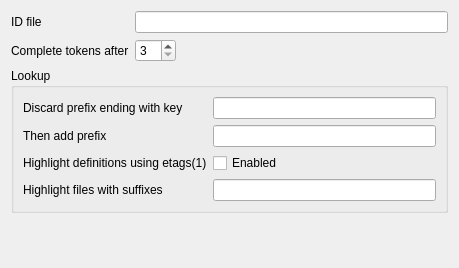
Above: kate/plugins/pate/src/plugins/gid/config.ui from KDE/kate before the change. Below: the same form after it.
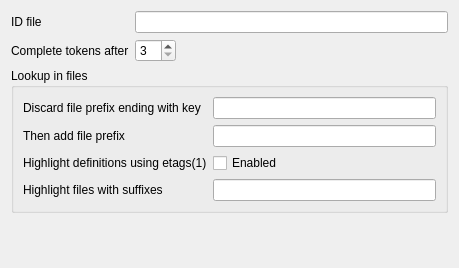
That is the form after the change. Custom widgets are drawn as their Qt base class.

Diff of the .ui file:
```diff
--- a/kate/plugins/pate/src/plugins/gid/config.ui
+++ b/kate/plugins/pate/src/plugins/gid/config.ui
@@ -63,13 +63,13 @@
    <item row="2" column="0" colspan="2">
     <widget class="QGroupBox" name="groupBox">
      <property name="title">
-      <string>Lookup</string>
+      <string>Lookup in files</string>
      </property>
      <layout class="QFormLayout" name="formLayout">
       <item row="0" column="0">
        <widget class="QLabel" name="labelSrcIn">
         <property name="text">
-         <string>Discard prefix ending with key</string>
+         <string>Discard file prefix ending with key</string>
         </property>
         <property name="buddy">
          <cstring>idFile</cstring>
@@ -86,7 +86,7 @@
       <item row="2" column="0">
        <widget class="QLabel" name="labelSrcOut">
         <property name="text">
-         <string>Then add prefix</string>
+         <string>Then add file prefix</string>
         </property>
         <property name="buddy">
          <cstring>srcOut</cstring>
```
Left out of the diff: 4 changed lines with no effect on the pictures.
